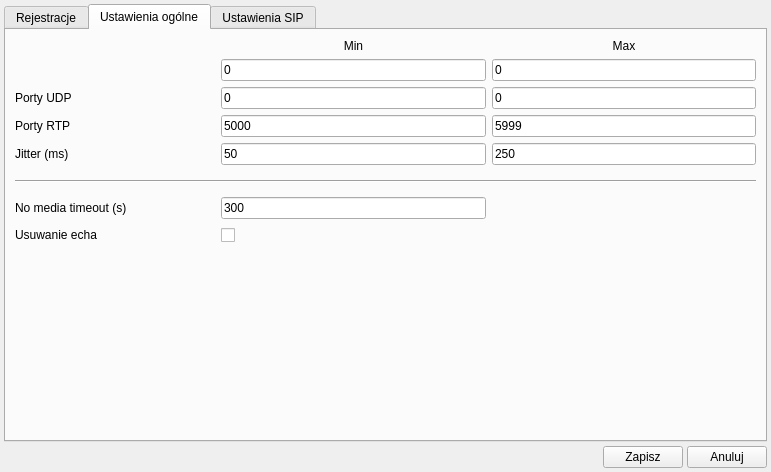
Old version of the form settings.ui in the repository killpl/SIP-Phone.
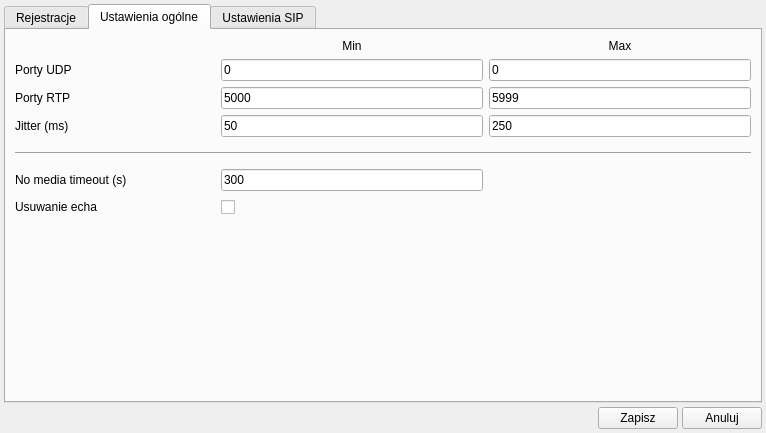
New version of the form. The open tabs and pages were chosen to show the change.

The edit to the form file:
```diff
--- a/settings.ui
+++ b/settings.ui
@@ -9,10 +9,28 @@
    <rect>
     <x>0</x>
     <y>0</y>
-    <width>771</width>
-    <height>472</height>
+    <width>766</width>
+    <height>433</height>
    </rect>
   </property>
+  <property name="sizePolicy">
+   <sizepolicy hsizetype="Fixed" vsizetype="Fixed">
+    <horstretch>0</horstretch>
+    <verstretch>0</verstretch>
+   </sizepolicy>
+  </property>
+  <property name="minimumSize">
+   <size>
+    <width>766</width>
+    <height>433</height>
+   </size>
+  </property>
+  <property name="maximumSize">
+   <size>
+    <width>766</width>
+    <height>433</height>
+   </size>
+  </property>
   <property name="windowTitle">
    <string>Ustawienia programu</string>
   </property>
@@ -84,8 +102,22 @@
         <layout class="QGridLayout" name="gridLayout_2">
          <item row="0" column="0">
           <layout class="QGridLayout" name="gridLayoutMainSettings">
-           <item row="7" column="0">
-            <widget class="QLabel" name="label_8">
+           <item row="2" column="2">
+            <widget class="QLineEdit" name="lineEditMaxRTP">
+             <property name="text">
+              <string>5999</string>
+             </property>
+            </widget>
+           </item>
+           <item row="5" column="1">
+            <widget class="QLineEdit" name="lineEditNoMediaTimeout">
+             <property name="text">
+              <string>300</string>
+             </property>
+            </widget>
+           </item>
+           <item row="3" column="0">
+            <widget class="QLabel" name="label_6">
              <property name="minimumSize">
               <size>
                <width>200</width>
@@ -93,17 +125,64 @@
               </size>
              </property>
              <property name="text">
-              <string>Usuwanie echa</string>
+              <string>Jitter (ms)</string>
              </property>
             </widget>
            </item>
-           <item row="4" column="2">
+           <item row="2" column="0">
+            <widget class="QLabel" name="label_5">
+             <property name="minimumSize">
+              <size>
+               <width>200</width>
+               <height>0</height>
+              </size>
+             </property>
+             <property name="text">
+              <string>Porty RTP</string>
+             </property>
+            </widget>
+           </item>
+           <item row="2" column="1">
+            <widget class="QLineEdit" name="lineEditMinRTP">
+             <property name="text">
+              <string>5000</string>
+             </property>
+            </widget>
+           </item>
+           <item row="4" column="0" colspan="3">
+            <widget class="Line" name="line">
+             <property name="minimumSize">
+              <size>
+               <width>0</width>
+               <height>20</height>
+              </size>
+             </property>
+             <property name="orientation">
+              <enum>Qt::Horizontal</enum>
+             </property>
+            </widget>
+           </item>
+           <item row="1" column="2">
+            <widget class="QLineEdit" name="lineEditMaxUDP">
+             <property name="text">
+              <string>0</string>
+             </property>
+            </widget>
+           </item>
+           <item row="3" column="2">
             <widget class="QLineEdit" name="lineEditMaxJitter">
              <property name="text">
               <string>250</string>
              </property>
             </widget>
            </item>
+           <item row="1" column="1">
+            <widget class="QLineEdit" name="lineEditMinUDP">
+             <property name="text">
+              <string>0</string>
+             </property>
+            </widget>
+           </item>
            <item row="0" column="1">
             <widget class="QLabel" name="label_2">
              <property name="text">
@@ -114,14 +193,7 @@
              </property>
             </widget>
            </item>
-           <item row="1" column="1">
-            <widget class="QLineEdit" name="lineEditMinTCP">
-             <property name="text">
-              <string>0</string>
-             </property>
-            </widget>
-           </item>
-           <item row="7" column="1">
+           <item row="6" column="1">
             <widget class="QCheckBox" name="checkBoxEchoCancel">
              <property name="minimumSize">
               <size>
@@ -134,74 +206,7 @@
              </property>
             </widget>
            </item>
-           <item row="3" column="0">
-            <widget class="QLabel" name="label_5">
-             <property name="minimumSize">
-              <size>
-               <width>200</width>
-               <height>0</height>
-              </size>
-             </property>
-             <property name="text">
-              <string>Porty RTP</string>
-             </property>
-            </widget>
-           </item>
-           <item row="2" column="2">
-            <widget class="QLineEdit" name="lineEditMaxUDP">
-             <property name="text">
-              <string>0</string>
-             </property>
-            </widget>
-           </item>
-           <item row="2" column="1">
-            <widget class="QLineEdit" name="lineEditMinUDP">
-             <property name="text">
-              <string>0</string>
-             </property>
-            </widget>
-           </item>
-           <item row="1" column="0">
-            <widget class="QLabel" name="label">
-             <property name="minimumSize">
-              <size>
-               <width>200</width>
-               <height>0</height>
-              </size>
-             </property>
-             <property name="text">
-              <string/>
-             </property>
-            </widget>
-           </item>
-           <item row="3" column="2">
-            <widget class="QLineEdit" name="lineEditMaxRTP">
-             <property name="text">
-              <string>5999</string>
-             </property>
-            </widget>
-           </item>
-           <item row="4" column="1">
-            <widget class="QLineEdit" name="lineEditMinJitter">
-             <property name="text">
-              <string>50</string>
-             </property>
-            </widget>
-           </item>
-           <item row="4" column="0">
-            <widget class="QLabel" name="label_6">
-             <property name="minimumSize">
-              <size>
-               <width>200</width>
-               <height>0</height>
-              </size>
-             </property>
-             <property name="text">
-              <string>Jitter (ms)</string>
-             </property>
-            </widget>
-           </item>
-           <item row="6" column="0">
+           <item row="5" column="0">
             <widget class="QLabel" name="label_7">
              <property name="minimumSize">
               <size>
@@ -214,7 +219,30 @@
              </property>
             </widget>
            </item>
-           <item row="2" column="0">
+           <item row="6" column="0">
+            <widget class="QLabel" name="label_8">
+             <property name="minimumSize">
+              <size>
+               <width>200</width>
+               <height>0</height>
+              </size>
+             </property>
+             <property name="text">
+              <string>Usuwanie echa</string>
+             </property>
+            </widget>
+           </item>
+           <item row="0" column="2">
+            <widget class="QLabel" name="label_3">
+             <property name="text">
+              <string>Max</string>
+             </property>
+             <property name="alignment">
+              <set>Qt::AlignCenter</set>
+             </property>
+            </widget>
+           </item>
+           <item row="1" column="0">
             <widget class="QLabel" name="label_4">
              <property name="minimumSize">
               <size>
@@ -227,47 +255,10 @@
              </property>
             </widget>
            </item>
-           <item row="0" column="2">
-            <widget class="QLabel" name="label_3">
-             <property name="text">
-              <string>Max</string>
-             </property>
-             <property name="alignment">
-              <set>Qt::AlignCenter</set>
-             </property>
-            </widget>
-           </item>
-           <item row="6" column="1">
-            <widget class="QLineEdit" name="lineEditNoMediaTimeout">
-             <property name="text">
-              <string>300</string>
-             </property>
-            </widget>
-           </item>
            <item row="3" column="1">
-            <widget class="QLineEdit" name="lineEditMinRTP">
+            <widget class="QLineEdit" name="lineEditMinJitter">
              <property name="text">
-              <string>5000</string>
-             </property>
-            </widget>
-           </item>
-           <item row="1" column="2">
-            <widget class="QLineEdit" name="lineEditMaxTCP">
-             <property name="text">
-              <string>0</string>
-             </property>
-            </widget>
-           </item>
-           <item row="5" column="0" colspan="3">
-            <widget class="Line" name="line">
-             <property name="minimumSize">
-              <size>
-               <width>0</width>
-               <height>20</height>
-              </size>
-             </property>
-             <property name="orientation">
-              <enum>Qt::Horizontal</enum>
+              <string>50</string>
              </property>
             </widget>
            </item>
```
Left out of the diff: 219 changed lines with no effect on the pictures.
